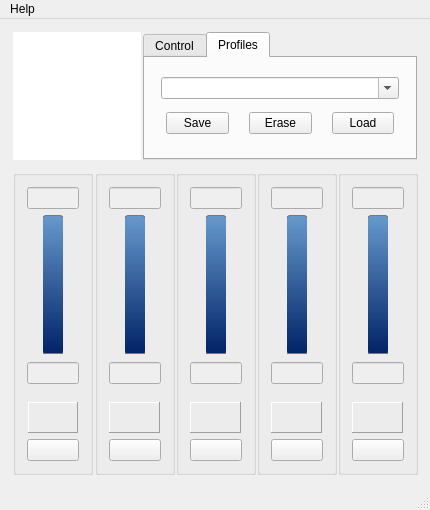
Above: gui_mainwindow.ui from Shub77/phoebetria-code before the change. Below: the same form after it.
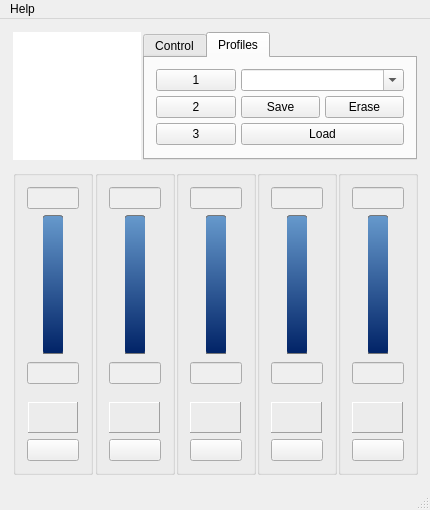
That is the form after the change. The open tabs and pages were chosen to show the change. Icons and pictures are not drawn.

Patch:
```diff
--- a/gui_mainwindow.ui
+++ b/gui_mainwindow.ui
@@ -502,48 +502,54 @@
          </attribute>
          <layout class="QHBoxLayout" name="horizontalLayout_8">
           <item>
-           <spacer name="horizontalSpacer">
-            <property name="orientation">
-             <enum>Qt::Horizontal</enum>
-            </property>
-            <property name="sizeHint" stdset="0">
-             <size>
-              <width>40</width>
-              <height>13</height>
-             </size>
-            </property>
-           </spacer>
-          </item>
-          <item>
-           <layout class="QVBoxLayout" name="verticalLayout_6">
+           <layout class="QHBoxLayout" name="horizontalLayout_profiles">
             <property name="spacing">
-             <number>5</number>
+             <number>0</number>
             </property>
-            <property name="margin">
-             <number>5</number>
+            <property name="leftMargin">
+             <number>0</number>
             </property>
+            <property name="topMargin">
+             <number>0</number>
+            </property>
+            <property name="rightMargin">
+             <number>0</number>
+            </property>
             <item>
-             <widget class="QComboBox" name="ctrl_PresetName">
-              <property name="minimumSize">
-               <size>
-                <width>155</width>
-                <height>0</height>
-               </size>
-              </property>
-              <property name="editable">
-               <bool>true</bool>
-              </property>
-             </widget>
-            </item>
-            <item>
-             <layout class="QHBoxLayout" name="horizontalLayout_39">
+             <layout class="QGridLayout" name="gridLayout_profiles">
               <property name="spacing">
-               <number>20</number>
-              </property>
-              <property name="margin">
                <number>5</number>
               </property>
-              <item>
+              <item row="1" column="2">
+               <widget class="QPushButton" name="ctrl_ErasePreset">
+                <property name="sizePolicy">
+                 <sizepolicy hsizetype="Minimum" vsizetype="Fixed">
+                  <horstretch>0</horstretch>
+                  <verstretch>0</verstretch>
+                 </sizepolicy>
+                </property>
+                <property name="minimumSize">
+                 <size>
+                  <width>0</width>
+                  <height>0</height>
+                 </size>
+                </property>
+                <property name="maximumSize">
+                 <size>
+                  <width>16777215</width>
+                  <height>16777215</height>
+                 </size>
+                </property>
+                <property name="text">
+                 <string>Erase</string>
+                </property>
+                <property name="icon">
+                 <iconset resource="gui_resources.qrc">
+                  <normaloff>:/Images/profile_erase.png</normaloff>:/Images/profile_erase.png</iconset>
+                </property>
+               </widget>
+              </item>
+              <item row="1" column="1">
                <widget class="QPushButton" name="ctrl_SavePreset">
                 <property name="sizePolicy">
                  <sizepolicy hsizetype="Minimum" vsizetype="Fixed">
@@ -575,20 +581,22 @@
                 </property>
                </widget>
               </item>
-              <item>
-               <widget class="QPushButton" name="ctrl_ErasePreset">
-                <property name="sizePolicy">
-                 <sizepolicy hsizetype="Minimum" vsizetype="Fixed">
-                  <horstretch>0</horstretch>
-                  <verstretch>0</verstretch>
-                 </sizepolicy>
+              <item row="0" column="0">
+               <widget class="QPushButton" name="ctrl_Preset1">
+                <property name="text">
+                 <string>1</string>
                 </property>
-                <property name="minimumSize">
-                 <size>
-                  <width>0</width>
-                  <height>0</height>
-                 </size>
+               </widget>
+              </item>
+              <item row="1" column="0">
+               <widget class="QPushButton" name="ctrl_Preset2">
+                <property name="text">
+                 <string>2</string>
                 </property>
+               </widget>
+              </item>
+              <item row="2" column="0">
+               <widget class="QPushButton" name="ctrl_Preset3">
                 <property name="maximumSize">
                  <size>
                   <width>16777215</width>
@@ -596,15 +604,24 @@
                  </size>
                 </property>
                 <property name="text">
-                 <string>Erase</string>
+                 <string>3</string>
                 </property>
-                <property name="icon">
-                 <iconset resource="gui_resources.qrc">
-                  <normaloff>:/Images/profile_erase.png</normaloff>:/Images/profile_erase.png</iconset>
+               </widget>
+              </item>
+              <item row="0" column="1" colspan="2">
+               <widget class="QComboBox" name="ctrl_PresetName">
+                <property name="minimumSize">
+                 <size>
+                  <width>155</width>
+                  <height>0</height>
+                 </size>
                 </property>
+                <property name="editable">
+                 <bool>true</bool>
+                </property>
                </widget>
               </item>
-              <item>
+              <item row="2" column="1" colspan="2">
                <widget class="QPushButton" name="ctrl_LoadPreset">
                 <property name="sizePolicy">
                  <sizepolicy hsizetype="Minimum" vsizetype="Fixed">
@@ -643,19 +660,6 @@
             </item>
            </layout>
           </item>
-          <item>
-           <spacer name="horizontalSpacer_2">
-            <property name="orientation">
-             <enum>Qt::Horizontal</enum>
-            </property>
-            <property name="sizeHint" stdset="0">
-             <size>
-              <width>40</width>
-              <height>13</height>
-             </size>
-            </property>
-           </spacer>
-          </item>
          </layout>
         </widget>
        </widget>
```
Left out of the diff: 4 changed lines with no effect on the pictures.
